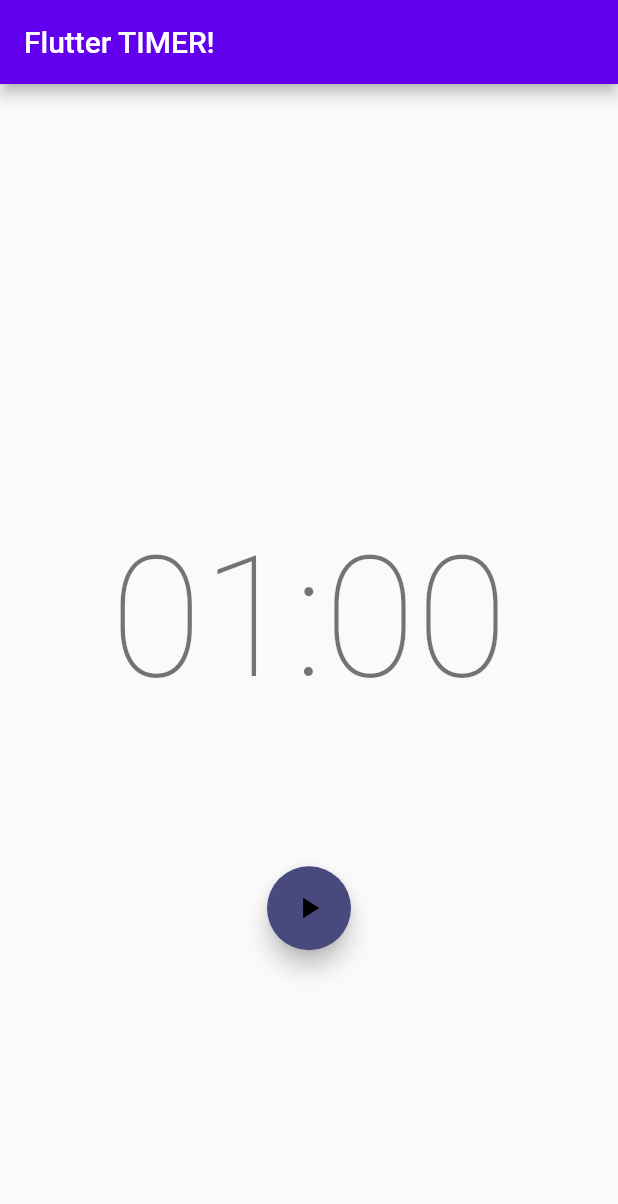
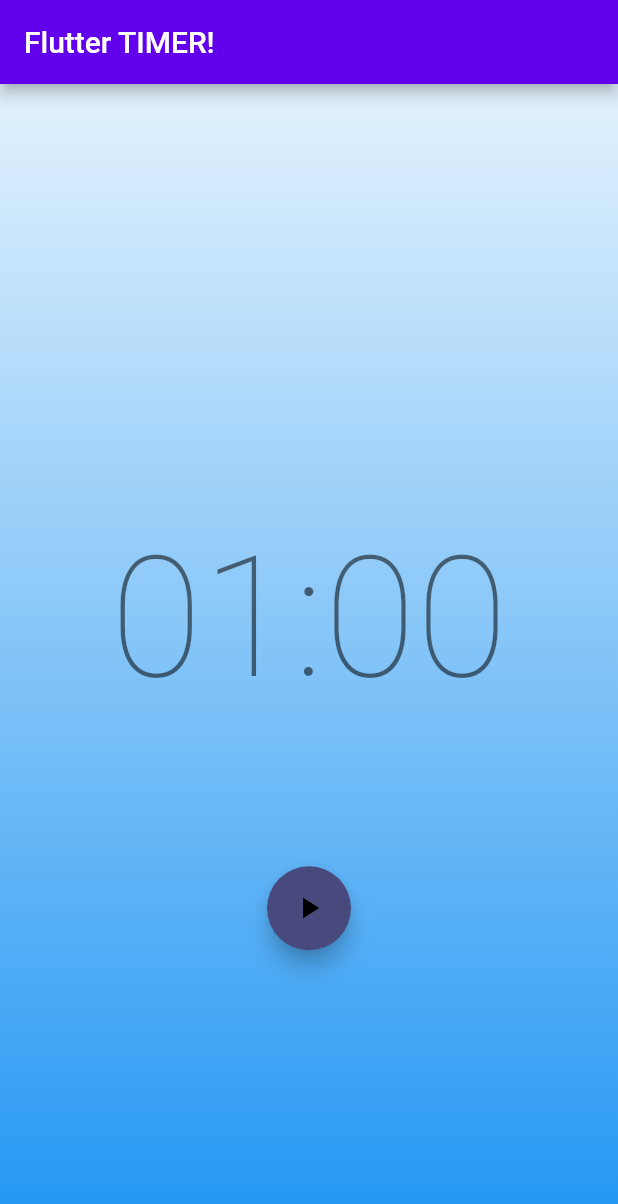
Before and after one commit to g0garden/flutter-bloc-timer, a Flutter app: the screen it shows after launch, on a phone screen of 412 x 824 dp. Shown: the top 1204 px of the screen. Run offline on Flutter 3.47's test engine with Material 2 defaults, Android fonts, the phone set to English and light mode, and no system bars; our stand-ins replace bloc, equatable, flutter_bloc.

```diff
--- a/lib/timer/bloc/timer_bloc.dart
+++ b/lib/timer/bloc/timer_bloc.dart
@@ -15,6 +15,7 @@ class TimerBloc extends Bloc<TimerEvent, TimerState> {
       : _ticker = ticker,
         super(const TimerInitial(_duration)) {
     //event handlers!
+    //TimerBloc의 state에 따라 어떤 이벤트를 on할지!
     on<TimerStarted>(_onStarted);
     on<TimerPaused>(_onPaused);
     on<TimerResumed>(_onResumed);
--- a/lib/timer/timer.dart
+++ b/lib/timer/timer.dart
@@ -1,2 +1,3 @@
+//Barrel
 export 'bloc/timer_bloc.dart';
 export 'view/timer_page.dart';
--- a/lib/timer/view/timer_page.dart
+++ b/lib/timer/view/timer_page.dart
@@ -1,6 +1,5 @@
 import 'package:flutter/material.dart';
 import 'package:flutter_bloc/flutter_bloc.dart';
-import 'package:flutter_timer/main.dart';
 import 'package:flutter_timer/ticker.dart';
 import 'package:flutter_timer/timer/bloc/timer_bloc.dart';
 import 'package:flutter_timer/timer/timer.dart';
@@ -24,7 +23,7 @@ class TimerView extends StatelessWidget {
     return Scaffold(
       appBar: AppBar(title: const Text('Flutter TIMER!')),
       body: Stack(children: [
-        //TODO : const Background(),
+        const Background(),
         Column(
           mainAxisAlignment: MainAxisAlignment.center,
           crossAxisAlignment: CrossAxisAlignment.center,
```
